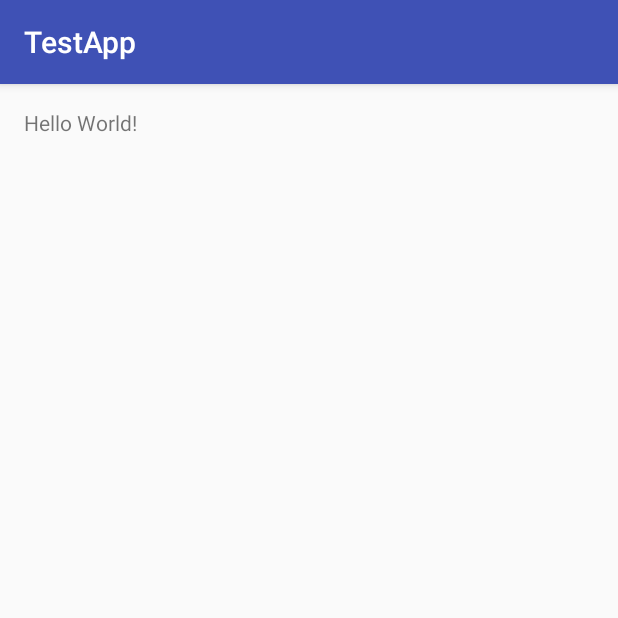
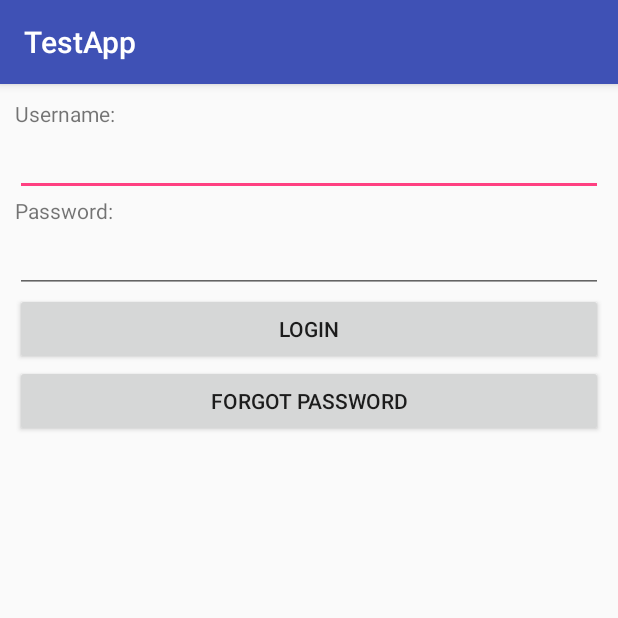
Before and after one commit to lino994/cs3773, an Android app: the screen it shows after launch (MainActivity), on a phone screen of 412 x 824 dp, the top half of it. Run offline under Robolectric (Android 15) with nearby library versions, the phone set to English and light mode, and no system bars.

Commit message:
The basic login screen . Right now the username and password is admin. Once the login button is pressed you either go to the next screen or you get a toast saying incorrect username/password.

```diff
--- a/app/src/main/AndroidManifest.xml
+++ b/app/src/main/AndroidManifest.xml
@@ -16,6 +16,7 @@
             </intent-filter>
         </activity>
         <activity android:name=".Login"></activity>
+        <activity android:name=".Messaging"></activity>
     </application>
 
 </manifest>
--- a/app/src/main/java/com/example/linos/testapp/Login.java
+++ b/app/src/main/java/com/example/linos/testapp/Login.java
@@ -3,7 +3,7 @@ package com.example.linos.testapp;
 import android.support.v7.app.AppCompatActivity;
 import android.os.Bundle;
 
-public class Login extends AppCompatActivity implements {
+public class Login extends AppCompatActivity {
 
     @Override
     protected void onCreate(Bundle savedInstanceState) {
--- a/app/src/main/java/com/example/linos/testapp/MainActivity.java
+++ b/app/src/main/java/com/example/linos/testapp/MainActivity.java
@@ -1,13 +1,59 @@
 package com.example.linos.testapp;
 
+import android.content.Intent;
+import android.content.SharedPreferences;
 import android.support.v7.app.AppCompatActivity;
 import android.os.Bundle;
+import android.util.Log;
+import android.view.View;
+import android.widget.Button;
+import android.widget.EditText;
+import android.widget.TextView;
+import android.widget.Toast;
+
+
 
 public class MainActivity extends AppCompatActivity {
 
+    Button btn;
+    EditText medit;
+    EditText epass;
+    String uname;
+    String pass;
+
     @Override
     protected void onCreate(Bundle savedInstanceState) {
+
         super.onCreate(savedInstanceState);
         setContentView(R.layout.activity_main);
+
+        btn = (Button)findViewById(R.id.bLogin);
+        medit   = (EditText)findViewById(R.id.edUsername);
+        epass = (EditText)findViewById(R.id.edPassword);
+
+        btn.setOnClickListener(
+                new View.OnClickListener()
+                {
+                    public void onClick(View view)
+                    {
+                        uname = medit.getText().toString();
+                        pass = epass.getText().toString();
+                        Log.v("Username", uname);
+                        Log.v("Password", pass);
+                        if(pass.equals("admin") && uname.equals("admin")){
+                            Intent myIntent = new Intent(view.getContext(), Messaging.class);
+                            startActivityForResult(myIntent, 0);
+                        }
+                        else {
+
+                            Toast.makeText(getApplicationContext(),"incorrect username/password",Toast.LENGTH_SHORT).show();
+                        }
+                    }
+                });
+    }
+    public void Login(View view) {
+
+
+        Toast.makeText(getApplicationContext(),"login",Toast.LENGTH_SHORT).show();
     }
 }
--- a/app/src/main/res/layout/activity_main.xml
+++ b/app/src/main/res/layout/activity_main.xml
@@ -1,17 +1,47 @@
 <?xml version="1.0" encoding="utf-8"?>
-<RelativeLayout xmlns:android="http://schemas.android.com/apk/res/android"
+<LinearLayout xmlns:android="http://schemas.android.com/apk/res/android"
     xmlns:tools="http://schemas.android.com/tools"
-    android:id="@+id/activity_main"
+    android:id="@+id/activity_login"
+    android:orientation="vertical"
     android:layout_width="match_parent"
     android:layout_height="match_parent"
-    android:paddingBottom="@dimen/activity_vertical_margin"
-    android:paddingLeft="@dimen/activity_horizontal_margin"
-    android:paddingRight="@dimen/activity_horizontal_margin"
-    android:paddingTop="@dimen/activity_vertical_margin"
-    tools:context="com.example.linos.testapp.MainActivity">
+    android:padding="10dp"
+    tools:context="com.example.linos.testapp.Login">
 
     <TextView
         android:layout_width="wrap_content"
         android:layout_height="wrap_content"
-        android:text="Hello World!" />
-</RelativeLayout>
+        android:text="Username:"/>
+
+    <EditText
+        android:id="@+id/edUsername"
+        android:layout_width="match_parent"
+        android:layout_height="wrap_content" />
+
+    <TextView
+        android:layout_width="wrap_content"
+        android:layout_height="wrap_content"
+        android:text="Password:"/>
+
+    <EditText
+        android:id="@+id/edPassword"
+        android:layout_width="match_parent"
+        android:layout_height="wrap_content"
+        android:inputType="textPassword"/>
+
+    <Button
+        android:id="@+id/bLogin"
+        android:layout_width="match_parent"
+        android:layout_height="wrap_content"
+        android:text="Login"
+        android:onClick="Login"
+        android:visibility="visible" />
+
+    <Button
+        android:text="Forgot Password"
+        android:layout_width="match_parent"
+        android:layout_height="wrap_content"
+        android:id="@+id/button" />
+
+
+</LinearLayout>
```
